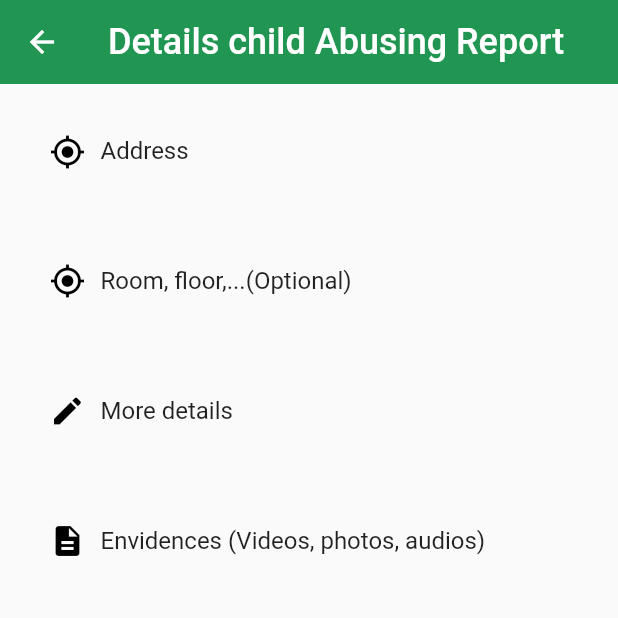
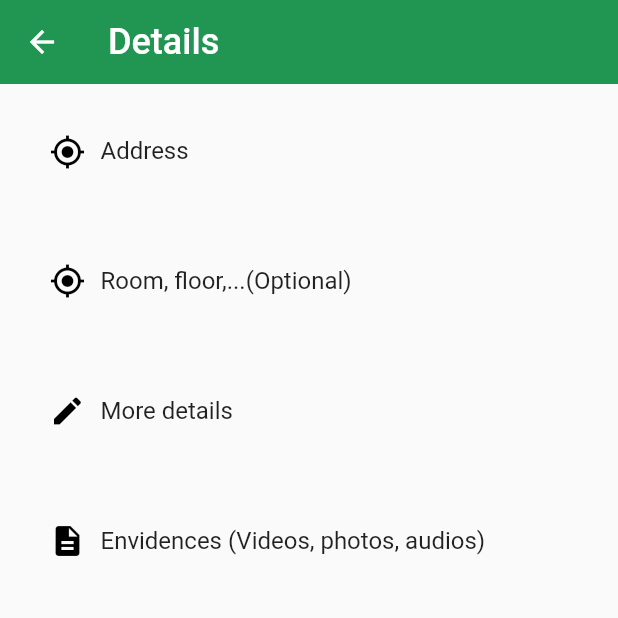
Before and after one commit to nguyentantrung2000/Solution-Challenge-2022, a Flutter app: the detail screen opened directly with empty values, on a phone screen of 412 x 824 dp, the top half of it. Run offline on Flutter 3.47's test engine with Material 2 defaults, Android fonts, the light colour scheme and no system bars; our stand-ins replace cloud_firestore, dropdown_button2, firebase_core, firebase_storage, geolocator, google_maps_flutter and 2 more; accounts and stored records are empty.

Commit message:
Fix report

```diff
--- a/lib/screens/details.dart
+++ b/lib/screens/details.dart
@@ -19,8 +19,6 @@ class detail extends StatefulWidget {
   String _idDoc;
   detail(this._idDoc);
 
-
-
   @override
   State<detail> createState() => _detailState();
 }
@@ -28,8 +26,6 @@ class detail extends StatefulWidget {
 class _detailState extends State<detail> {
   CollectionReference reports =
       FirebaseFirestore.instance.collection('reports');
-
-
 
   void initState() {
     // TODO: implement initState
@@ -65,7 +61,7 @@ class _detailState extends State<detail> {
           icon: const Icon(Icons.arrow_back, color: Colors.white),
           onPressed: () => Navigator.of(context).pop(),
         ),
-        title: const Text('Details child Abusing Report',
+        title: const Text('Details',
             style: TextStyle(
                 color: Color.fromARGB(255, 255, 255, 255), fontSize: 24)),
         backgroundColor: Color(0xff219653),
@@ -192,10 +188,44 @@ class _detailState extends State<detail> {
                 ? Center(
                     child: Text("No images, videos, audios"),
                   )
-                : Row(children: <Widget>[
+                // : Row(children: <Widget>[
+                //     for (var i = 0; i < _report['imagesURL'].length; i++)
+                //       Image.network(_report['imagesURL'][i], height: 85)
+                //   ]),
+                : Container(
+                    child: GridView.count(
+                      crossAxisCount: 3,
+                      addRepaintBoundaries: true,
+                      crossAxisSpacing: 5,
+                      mainAxisSpacing: 5,
+                      shrinkWrap: true,
+                      padding: const EdgeInsets.all(15),
+                      key: UniqueKey(),
+                      children: [
                         for (var i = 0; i < _report['imagesURL'].length; i++)
-                      Image.network(_report['imagesURL'][i], height: 85)
-                  ]),
+                          GestureDetector(
+                            child: ClipRRect(
+                              borderRadius: BorderRadius.circular(10.0),
+                              child: Image.network(
+                                _report['imagesURL'][i],
+                                fit: BoxFit.cover,
+                              ),
+                            ),
+                            onTap: () {
+                              // Navigator.push(
+                              //   context,
+                              //   MaterialPageRoute(
+                              //     builder: (_) {
+                              //       return;
+                              //     },
+                              //     fullscreenDialog: true,
+                              //   ),
+                              // );
+                            },
+                          ),
+                      ],
+                    ),
+                  ),
             // : Container(
             //     // padding: EdgeInsets.all(12.0),
             //     // child: GridView.builder(
--- a/lib/screens/map_screen.dart
+++ b/lib/screens/map_screen.dart
@@ -63,7 +63,6 @@ class _MapPageState extends State<MapPage> {
                       }),
                     })
               }),
-
           print(markers)
         });
   }
@@ -83,7 +82,7 @@ class _MapPageState extends State<MapPage> {
           : GoogleMap(
               mapType: MapType.terrain,
               markers: markers.map((s) {
-                if (s['myLocation']==true) {
+                if (s['myLocation'] == true) {
                   return Marker(
                     markerId: MarkerId(s['id']),
                     infoWindow: InfoWindow(title: s['title']),
```
Also changed, not shown: lib/screens/listview.dart (+6 -10 lines), lib/screens/report_form.dart (+46 -11 lines). Lines whose indentation alone changed are shown as unchanged.
